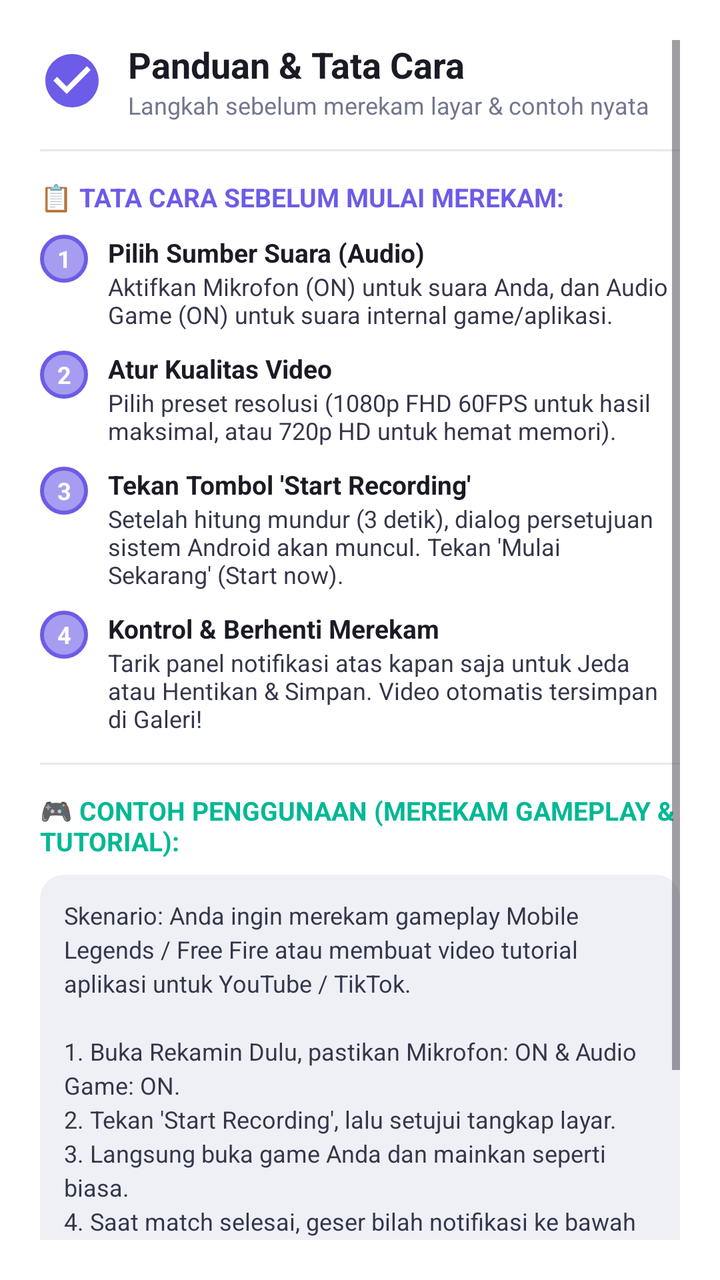
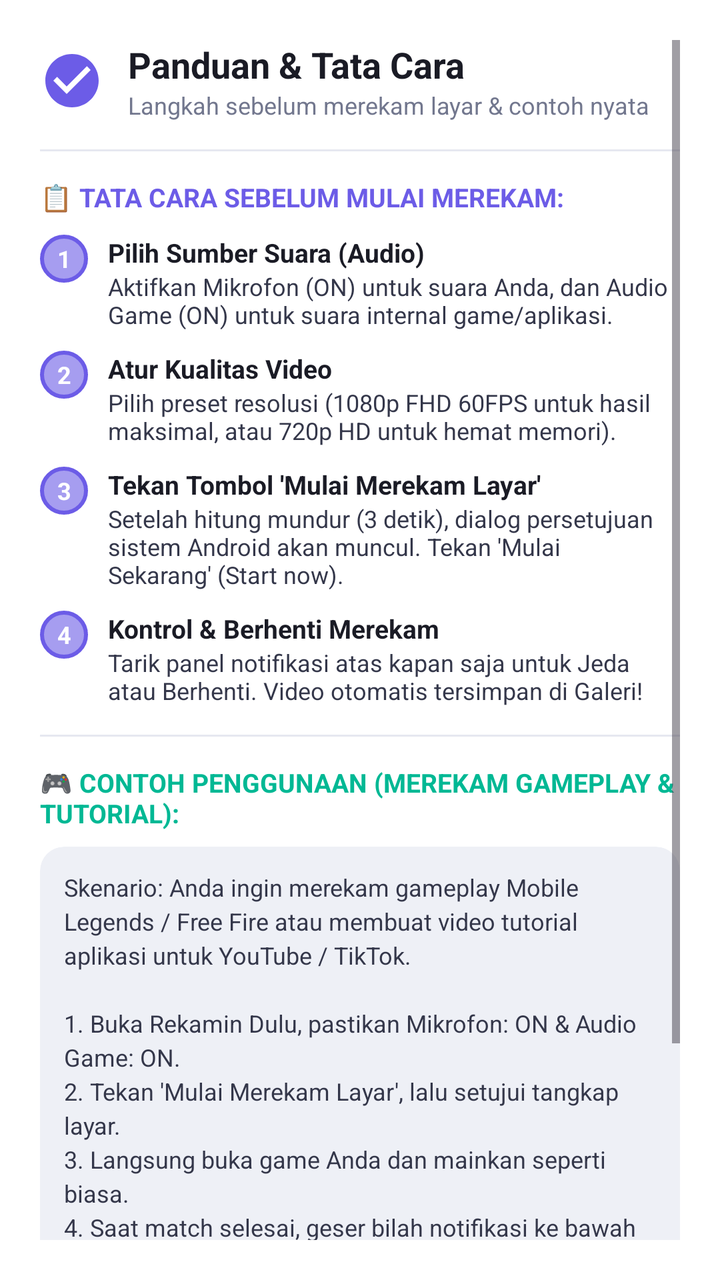

Compare the two renders of this Android layout. The source of the first and the diff that turns it into the second are given below.
<!-- AndroidManifest.xml: application theme Theme.RekaminDulu -->
<!-- res/layout/layout_guide_dialog.xml -->
<?xml version="1.0" encoding="utf-8"?>
<ScrollView xmlns:android="http://schemas.android.com/apk/res/android"
    xmlns:app="http://schemas.android.com/apk/res-auto"
    android:layout_width="match_parent"
    android:layout_height="wrap_content"
    android:background="@color/colorSurface"
    android:fillViewport="true"
    android:padding="20dp">

    <LinearLayout
        android:layout_width="match_parent"
        android:layout_height="wrap_content"
        android:orientation="vertical">

        
        <LinearLayout
            android:layout_width="match_parent"
            android:layout_height="wrap_content"
            android:gravity="center_vertical"
            android:orientation="horizontal">

            <ImageView
                android:layout_width="32dp"
                android:layout_height="32dp"
                android:contentDescription="Ikon Panduan"
                android:src="@drawable/ic_check_circle"
                app:tint="@color/colorPrimary" />

            <LinearLayout
                android:layout_width="0dp"
                android:layout_height="wrap_content"
                android:layout_marginStart="12dp"
                android:layout_weight="1"
                android:orientation="vertical">

                <TextView
                    android:layout_width="wrap_content"
                    android:layout_height="wrap_content"
                    android:text="Panduan &amp; Tata Cara"
                    android:textColor="@color/textTitle"
                    android:textSize="18sp"
                    android:textStyle="bold" />

                <TextView
                    android:layout_width="wrap_content"
                    android:layout_height="wrap_content"
                    android:text="Langkah sebelum merekam layar &amp; contoh nyata"
                    android:textColor="@color/textCaption"
                    android:textSize="12sp" />
            </LinearLayout>
        </LinearLayout>

        <View
            android:layout_width="match_parent"
            android:layout_height="1dp"
            android:layout_marginVertical="14dp"
            android:background="@color/colorBorder" />

        
        <TextView
            android:layout_width="wrap_content"
            android:layout_height="wrap_content"
            android:text="📋 TATA CARA SEBELUM MULAI MEREKAM:"
            android:textColor="@color/colorPrimary"
            android:textSize="13sp"
            android:textStyle="bold" />

        
        <LinearLayout
            android:layout_width="match_parent"
            android:layout_height="wrap_content"
            android:layout_marginTop="10dp"
            android:orientation="horizontal">

            <TextView
                android:layout_width="24dp"
                android:layout_height="24dp"
                android:background="@drawable/ic_play_circle_bg"
                android:backgroundTint="@color/colorPrimary"
                android:gravity="center"
                android:text="1"
                android:textColor="@color/colorOnPrimary"
                android:textSize="12sp"
                android:textStyle="bold" />

            <LinearLayout
                android:layout_width="0dp"
                android:layout_height="wrap_content"
                android:layout_marginStart="10dp"
                android:layout_weight="1"
                android:orientation="vertical">

                <TextView
                    android:layout_width="wrap_content"
                    android:layout_height="wrap_content"
                    android:text="Pilih Sumber Suara (Audio)"
                    android:textColor="@color/textTitle"
                    android:textSize="13sp"
                    android:textStyle="bold" />

                <TextView
                    android:layout_width="wrap_content"
                    android:layout_height="wrap_content"
                    android:text="Aktifkan Mikrofon (ON) untuk suara Anda, dan Audio Game (ON) untuk suara internal game/aplikasi."
                    android:textColor="@color/textBody"
                    android:textSize="12sp" />
            </LinearLayout>
        </LinearLayout>

        
        <LinearLayout
            android:layout_width="match_parent"
            android:layout_height="wrap_content"
            android:layout_marginTop="10dp"
            android:orientation="horizontal">

            <TextView
                android:layout_width="24dp"
                android:layout_height="24dp"
                android:background="@drawable/ic_play_circle_bg"
                android:backgroundTint="@color/colorPrimary"
                android:gravity="center"
                android:text="2"
                android:textColor="@color/colorOnPrimary"
                android:textSize="12sp"
                android:textStyle="bold" />

            <LinearLayout
                android:layout_width="0dp"
                android:layout_height="wrap_content"
                android:layout_marginStart="10dp"
                android:layout_weight="1"
                android:orientation="vertical">

                <TextView
                    android:layout_width="wrap_content"
                    android:layout_height="wrap_content"
                    android:text="Atur Kualitas Video"
                    android:textColor="@color/textTitle"
                    android:textSize="13sp"
                    android:textStyle="bold" />

                <TextView
                    android:layout_width="wrap_content"
                    android:layout_height="wrap_content"
                    android:text="Pilih preset resolusi (1080p FHD 60FPS untuk hasil maksimal, atau 720p HD untuk hemat memori)."
                    android:textColor="@color/textBody"
                    android:textSize="12sp" />
            </LinearLayout>
        </LinearLayout>

        
        <LinearLayout
            android:layout_width="match_parent"
            android:layout_height="wrap_content"
            android:layout_marginTop="10dp"
            android:orientation="horizontal">

            <TextView
                android:layout_width="24dp"
                android:layout_height="24dp"
                android:background="@drawable/ic_play_circle_bg"
                android:backgroundTint="@color/colorPrimary"
                android:gravity="center"
                android:text="3"
                android:textColor="@color/colorOnPrimary"
                android:textSize="12sp"
                android:textStyle="bold" />

            <LinearLayout
                android:layout_width="0dp"
                android:layout_height="wrap_content"
                android:layout_marginStart="10dp"
                android:layout_weight="1"
                android:orientation="vertical">

                <TextView
                    android:layout_width="wrap_content"
                    android:layout_height="wrap_content"
                    android:text="Tekan Tombol 'Start Recording'"
                    android:textColor="@color/textTitle"
                    android:textSize="13sp"
                    android:textStyle="bold" />

                <TextView
                    android:layout_width="wrap_content"
                    android:layout_height="wrap_content"
                    android:text="Setelah hitung mundur (3 detik), dialog persetujuan sistem Android akan muncul. Tekan 'Mulai Sekarang' (Start now)."
                    android:textColor="@color/textBody"
                    android:textSize="12sp" />
            </LinearLayout>
        </LinearLayout>

        
        <LinearLayout
            android:layout_width="match_parent"
            android:layout_height="wrap_content"
            android:layout_marginTop="10dp"
            android:orientation="horizontal">

            <TextView
                android:layout_width="24dp"
                android:layout_height="24dp"
                android:background="@drawable/ic_play_circle_bg"
                android:backgroundTint="@color/colorPrimary"
                android:gravity="center"
                android:text="4"
                android:textColor="@color/colorOnPrimary"
                android:textSize="12sp"
                android:textStyle="bold" />

            <LinearLayout
                android:layout_width="0dp"
                android:layout_height="wrap_content"
                android:layout_marginStart="10dp"
                android:layout_weight="1"
                android:orientation="vertical">

                <TextView
                    android:layout_width="wrap_content"
                    android:layout_height="wrap_content"
                    android:text="Kontrol &amp; Berhenti Merekam"
                    android:textColor="@color/textTitle"
                    android:textSize="13sp"
                    android:textStyle="bold" />

                <TextView
                    android:layout_width="wrap_content"
                    android:layout_height="wrap_content"
                    android:text="Tarik panel notifikasi atas kapan saja untuk Jeda atau Hentikan &amp; Simpan. Video otomatis tersimpan di Galeri!"
                    android:textColor="@color/textBody"
                    android:textSize="12sp" />
            </LinearLayout>
        </LinearLayout>

        
        <View
            android:layout_width="match_parent"
            android:layout_height="1dp"
            android:layout_marginVertical="14dp"
            android:background="@color/colorBorder" />

        <TextView
            android:layout_width="wrap_content"
            android:layout_height="wrap_content"
            android:text="🎮 CONTOH PENGGUNAAN (MEREKAM GAMEPLAY &amp; TUTORIAL):"
            android:textColor="@color/colorSuccess"
            android:textSize="13sp"
            android:textStyle="bold" />

        <androidx.cardview.widget.CardView
            android:layout_width="match_parent"
            android:layout_height="wrap_content"
            android:layout_marginTop="8dp"
            app:cardBackgroundColor="@color/colorSurfaceVariant"
            app:cardCornerRadius="12dp"
            app:cardElevation="0dp">

            <LinearLayout
                android:layout_width="match_parent"
                android:layout_height="wrap_content"
                android:orientation="vertical"
                android:padding="12dp">

                <TextView
                    android:layout_width="wrap_content"
                    android:layout_height="wrap_content"
                    android:lineSpacingExtra="3dp"
                    android:text="Skenario: Anda ingin merekam gameplay Mobile Legends / Free Fire atau membuat video tutorial aplikasi untuk YouTube / TikTok.\n\n1. Buka Rekamin Dulu, pastikan Mikrofon: ON &amp; Audio Game: ON.\n2. Tekan 'Start Recording', lalu setujui tangkap layar.\n3. Langsung buka game Anda dan mainkan seperti biasa.\n4. Saat match selesai, geser bilah notifikasi ke bawah dan ketuk tombol 'Hentikan &amp; Simpan'.\n5. Klip video tersimpan di Galeri dan siap dipotong (Trim) atau dibagikan!"
                    android:textColor="@color/textBody"
                    android:textSize="12sp" />
            </LinearLayout>
        </androidx.cardview.widget.CardView>

        
        <Button
            android:id="@+id/btn_close_guide"
            android:layout_width="match_parent"
            android:layout_height="48dp"
            android:layout_marginTop="16dp"
            android:backgroundTint="@color/colorPrimary"
            android:text="Saya Mengerti, Siap Merekam"
            android:textColor="@color/colorOnPrimary"
            android:textSize="14sp"
            android:textStyle="bold"
            app:cornerRadius="24dp" />

    </LinearLayout>
</ScrollView>
<!-- resources referenced by this layout -->
<resources>
  <color name="colorBorder">#E6E8F0</color>
  <color name="colorOnPrimary">#FFFFFF</color>
  <color name="colorPrimary">#6C5CE7</color>
  <color name="colorSuccess">#00B894</color>
  <color name="colorSurface">#FFFFFF</color>
  <color name="colorSurfaceVariant">#EEF0F6</color>
  <color name="textBody">#34374A</color>
  <color name="textCaption">#72778E</color>
  <color name="textTitle">#1A1B25</color>
  <!-- drawable ic_check_circle (drawable) -->
  <vector xmlns:android="http://schemas.android.com/apk/res/android"
      android:width="24dp"
      android:height="24dp"
      android:viewportWidth="24"
      android:viewportHeight="24">
    <path
        android:fillColor="#4CAF50"
        android:pathData="M12,2C6.48,2 2,6.48 2,12s4.48,10 10,10 10,-4.48 10,-10S17.52,2 12,2zM10,17l-5,-5 1.41,-1.41L10,14.17l7.59,-7.59L19,8l-9,9z"/>
  </vector>
  <!-- drawable ic_play_circle_bg (drawable) -->
  <?xml version="1.0" encoding="utf-8"?>
  <shape xmlns:android="http://schemas.android.com/apk/res/android"
      android:shape="oval">
      <solid android:color="#99000000" />
      <stroke
          android:width="2dp"
          android:color="#FFFFFF" />
  </shape>
  <style name="Theme.RekaminDulu" parent="Theme.Material3.DayNight.NoActionBar">
          <item name="colorPrimary">@color/colorPrimary</item>
          <item name="colorOnPrimary">@color/colorOnPrimary</item>
          <item name="colorPrimaryContainer">@color/colorPrimaryContainer</item>
          <item name="colorOnPrimaryContainer">@color/colorOnPrimaryContainer</item>
          <item name="colorSurface">@color/colorSurface</item>
          <item name="colorOnSurface">@color/colorOnSurface</item>
          <item name="android:windowBackground">@color/colorBackground</item>
          <item name="android:statusBarColor">@color/colorBackground</item>
          <item name="android:windowLightStatusBar">true</item>
          <item name="android:navigationBarColor">@color/colorSurface</item>
      </style>
  <color name="colorPrimaryContainer">#ECE8FD</color>
  <color name="colorOnPrimaryContainer">#4435B8</color>
  <color name="colorOnSurface">#1A1B25</color>
  <color name="colorBackground">#F6F7FB</color>
</resources>

<!-- the commit's change to res/layout/layout_guide_dialog.xml (unified diff, before → after) -->
@@ -177,7 +177,7 @@
                 <TextView
                     android:layout_width="wrap_content"
                     android:layout_height="wrap_content"
-                    android:text="Tekan Tombol 'Start Recording'"
+                    android:text="Tekan Tombol 'Mulai Merekam Layar'"
                     android:textColor="@color/textTitle"
                     android:textSize="13sp"
                     android:textStyle="bold" />
@@ -227,7 +227,7 @@
                 <TextView
                     android:layout_width="wrap_content"
                     android:layout_height="wrap_content"
-                    android:text="Tarik panel notifikasi atas kapan saja untuk Jeda atau Hentikan &amp; Simpan. Video otomatis tersimpan di Galeri!"
+                    android:text="Tarik panel notifikasi atas kapan saja untuk Jeda atau Berhenti. Video otomatis tersimpan di Galeri!"
                     android:textColor="@color/textBody"
                     android:textSize="12sp" />
             </LinearLayout>
@@ -266,7 +266,7 @@
                     android:layout_width="wrap_content"
                     android:layout_height="wrap_content"
                     android:lineSpacingExtra="3dp"
-                    android:text="Skenario: Anda ingin merekam gameplay Mobile Legends / Free Fire atau membuat video tutorial aplikasi untuk YouTube / TikTok.\n\n1. Buka Rekamin Dulu, pastikan Mikrofon: ON &amp; Audio Game: ON.\n2. Tekan 'Start Recording', lalu setujui tangkap layar.\n3. Langsung buka game Anda dan mainkan seperti biasa.\n4. Saat match selesai, geser bilah notifikasi ke bawah dan ketuk tombol 'Hentikan &amp; Simpan'.\n5. Klip video tersimpan di Galeri dan siap dipotong (Trim) atau dibagikan!"
+                    android:text="Skenario: Anda ingin merekam gameplay Mobile Legends / Free Fire atau membuat video tutorial aplikasi untuk YouTube / TikTok.\n\n1. Buka Rekamin Dulu, pastikan Mikrofon: ON &amp; Audio Game: ON.\n2. Tekan 'Mulai Merekam Layar', lalu setujui tangkap layar.\n3. Langsung buka game Anda dan mainkan seperti biasa.\n4. Saat match selesai, geser bilah notifikasi ke bawah dan ketuk 'Berhenti' (atau tekan 'Selesai' di bola melayang).\n5. Klip video tersimpan di Galeri dan siap dipotong (Trim) atau dibagikan!"
                     android:textColor="@color/textBody"
                     android:textSize="12sp" />
             </LinearLayout>
